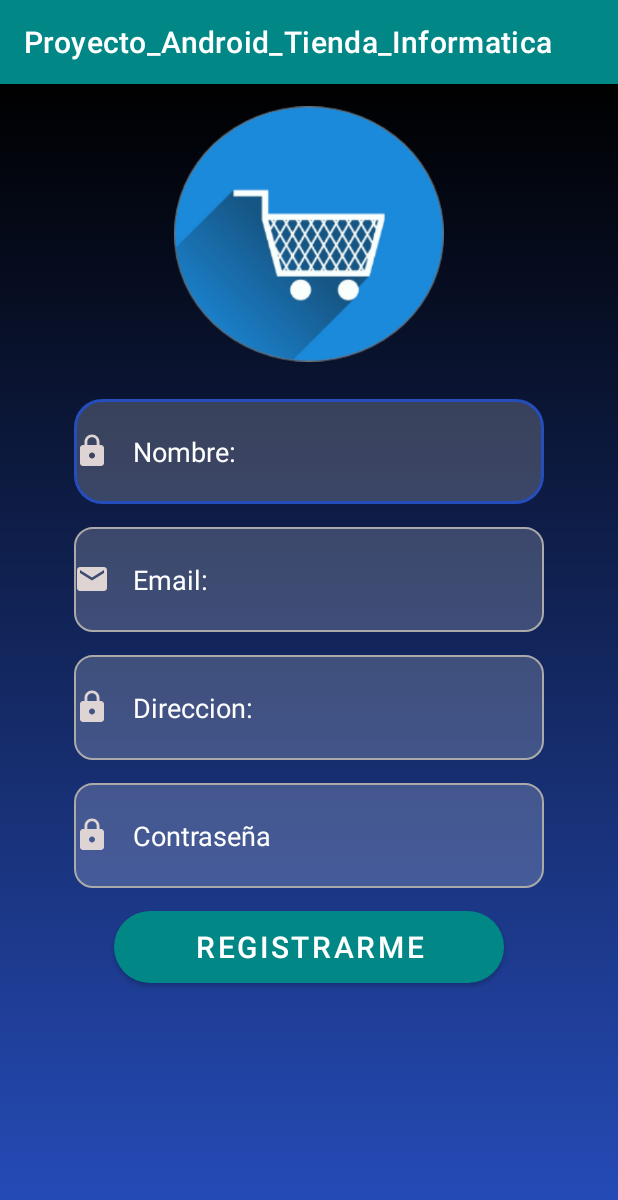
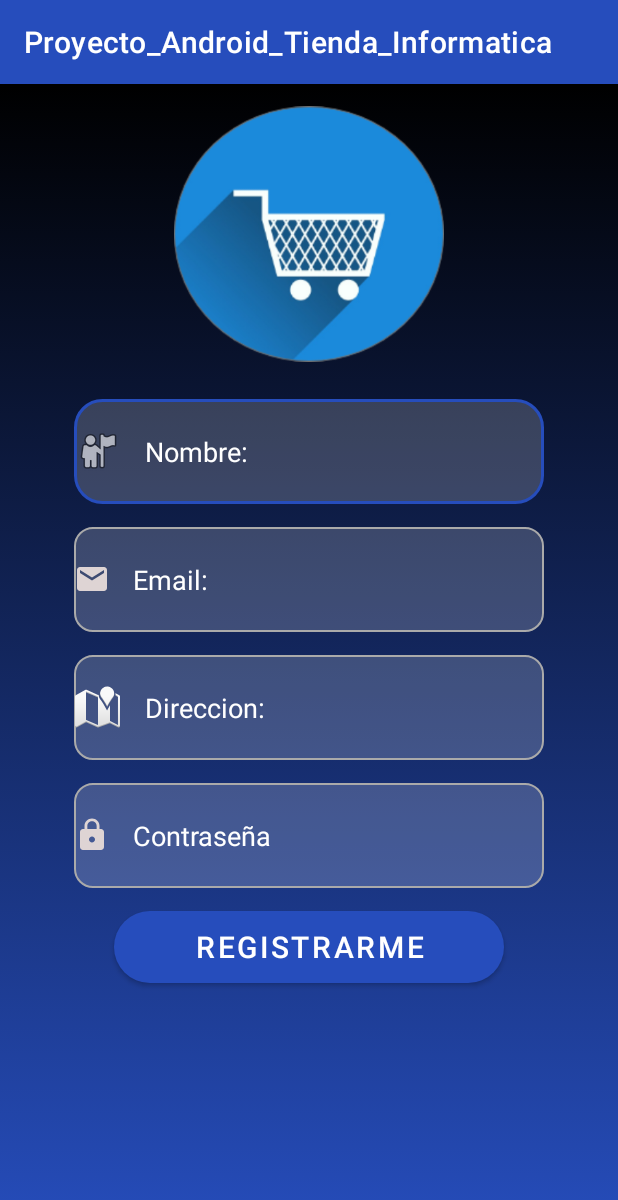
Before and after one commit to bucce2002/Proyecto_Tienda_Android, an Android app: the RegistroActivity screen opened directly, with no data from a screen before it, on a phone screen of 412 x 824 dp. Shown: the top 1200 px of the screen. Run offline under Robolectric (Android 15) with nearby library versions, the phone set to English and light mode, and no system bars; our stand-ins replace Volley.

Commit message:
Corregido el registro

```diff
--- a/app/src/main/res/layout/activity_registro.xml
+++ b/app/src/main/res/layout/activity_registro.xml
@@ -25,12 +25,12 @@
         android:layout_centerHorizontal="true"
         android:layout_marginTop="10dp"
         android:background="@drawable/inputs_custom"
-        android:drawableStart="@drawable/ic_contra"
+        android:drawableStart="@android:drawable/ic_menu_myplaces"
         android:drawablePadding="15dp"
         android:ems="10"
         android:hint="@string/nombre"
         android:importantForAutofill="no"
-        android:inputType="textPassword"
+        android:inputType="text"
         android:textColor="@color/white"
         android:textColorHint="@color/white"
         tools:ignore="TextContrastCheck" />
@@ -64,12 +64,12 @@
         android:layout_centerHorizontal="true"
         android:layout_marginTop="15dp"
         android:background="@drawable/inputs_custom"
-        android:drawableStart="@drawable/ic_contra"
+        android:drawableStart="@android:drawable/ic_dialog_map"
         android:drawablePadding="15dp"
         android:ems="10"
         android:hint="@string/direccion"
         android:importantForAutofill="no"
-        android:inputType="textPassword"
+        android:inputType="text"
         android:textColor="@color/white"
         android:textColorHint="@color/white"
         tools:ignore="TextContrastCheck" />
--- a/app/src/main/res/values/colors.xml
+++ b/app/src/main/res/values/colors.xml
@@ -15,4 +15,5 @@
     <color name="rojo">#ab000d</color>
     <color name="negro">#000000</color>
     <color name="negro2">#000000</color>
+    <color name="azul">#264DBC</color>
 </resources>
--- a/app/src/main/res/values/themes.xml
+++ b/app/src/main/res/values/themes.xml
@@ -2,7 +2,7 @@
     <!-- Base application theme. -->
     <style name="Theme.Proyecto_Android_Tienda_Informatica" parent="Theme.MaterialComponents.DayNight.DarkActionBar">
         <!-- Primary brand color. -->
-        <item name="colorPrimary">@color/teal_700</item>
+        <item name="colorPrimary">@color/azul</item>
         <item name="colorPrimaryVariant">@color/purple_700</item>
         <item name="colorOnPrimary">@color/white</item>
         <!-- Secondary brand color. -->
```
